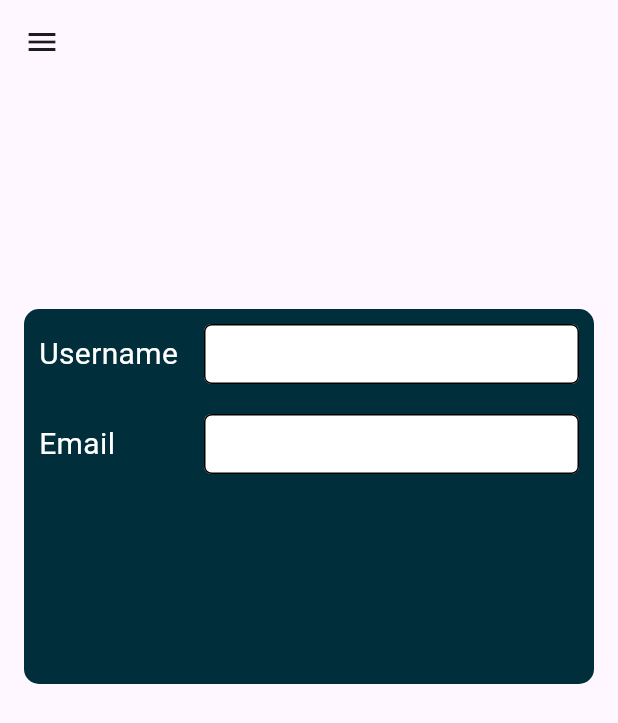
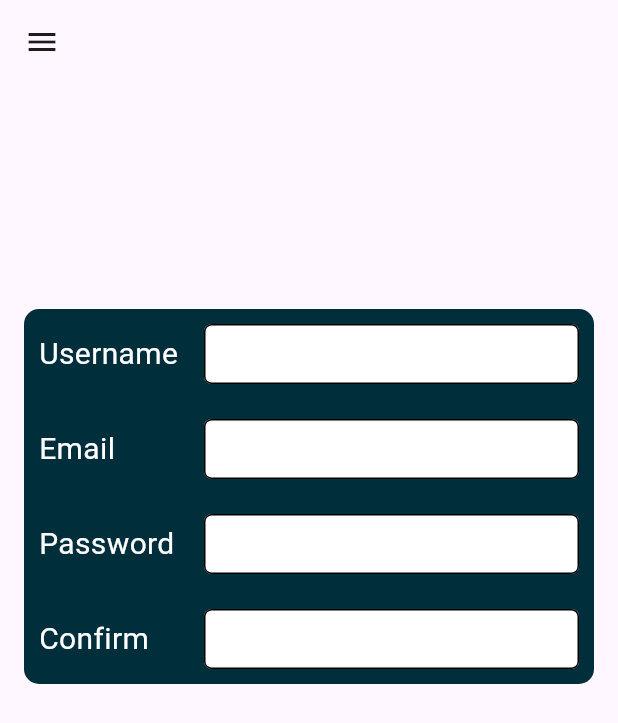
Before and after one commit to BadrEssalam/g_Stack, a Flutter app: the screen it shows after launch, on a phone screen of 412 x 824 dp. Shown: the top 723 px of the screen. Run offline on Flutter 3.47's test engine with Material 3 defaults, Android fonts, the phone set to English and light mode, and no system bars.

Commit message:
add password and confirm text fields add the alignment to the column change the keyboard type of the email TextField

```diff
--- a/lib/main.dart
+++ b/lib/main.dart
@@ -32,6 +32,7 @@ class MyApp extends StatelessWidget {
                       (MediaQuery.of(context).size.width - ContainerWidth) / 2),
               padding: const EdgeInsets.all(10),
               child: Column(
+                mainAxisAlignment: MainAxisAlignment.spaceBetween,
                 children: [
                   Row(
                     mainAxisAlignment: MainAxisAlignment.spaceBetween,
@@ -45,13 +46,13 @@ class MyApp extends StatelessWidget {
                           height: 40,
                           child: TextField(
                             decoration: InputDecoration(
-                              fillColor: Colors.white,
-                              filled: true,
-                                enabledBorder: OutlineInputBorder(borderRadius: BorderRadius.circular(5))),
+                                fillColor: Colors.white,
+                                filled: true,
+                                enabledBorder: OutlineInputBorder(
+                                    borderRadius: BorderRadius.circular(5))),
                           ))
                     ],
                   ),
-                  const SizedBox(height: 20,),
                   Row(
                     mainAxisAlignment: MainAxisAlignment.spaceBetween,
                     children: [
@@ -63,10 +64,50 @@ class MyApp extends StatelessWidget {
                           width: textFieldWidth,
                           height: 40,
                           child: TextField(
+                            keyboardType: TextInputType.emailAddress,
                             decoration: InputDecoration(
-                              fillColor: Colors.white,
-                              filled: true,
-                                enabledBorder: OutlineInputBorder(borderRadius: BorderRadius.circular(5))),
+                                fillColor: Colors.white,
+                                filled: true,
+                                enabledBorder: OutlineInputBorder(
+                                    borderRadius: BorderRadius.circular(5))),
+                          ))
+                    ],
+                  ),
+                  Row(
+                    mainAxisAlignment: MainAxisAlignment.spaceBetween,
+                    children: [
+                      const Text(
+                        'Password',
+                        style: TextStyle(fontSize: 20, color: Colors.white),
+                      ),
+                      SizedBox(
+                          width: textFieldWidth,
+                          height: 40,
+                          child: TextField(
+                            decoration: InputDecoration(
+                                fillColor: Colors.white,
+                                filled: true,
+                                enabledBorder: OutlineInputBorder(
+                                    borderRadius: BorderRadius.circular(5))),
+                          ))
+                    ],
+                  ),
+                  Row(
+                    mainAxisAlignment: MainAxisAlignment.spaceBetween,
+                    children: [
+                      const Text(
+                        'Confirm',
+                        style: TextStyle(fontSize: 20, color: Colors.white),
+                      ),
+                      SizedBox(
+                          width: textFieldWidth,
+                          height: 40,
+                          child: TextField(
+                            decoration: InputDecoration(
+                                fillColor: Colors.white,
+                                filled: true,
+                                enabledBorder: OutlineInputBorder(
+                                    borderRadius: BorderRadius.circular(5))),
                           ))
                     ],
                   )
```
